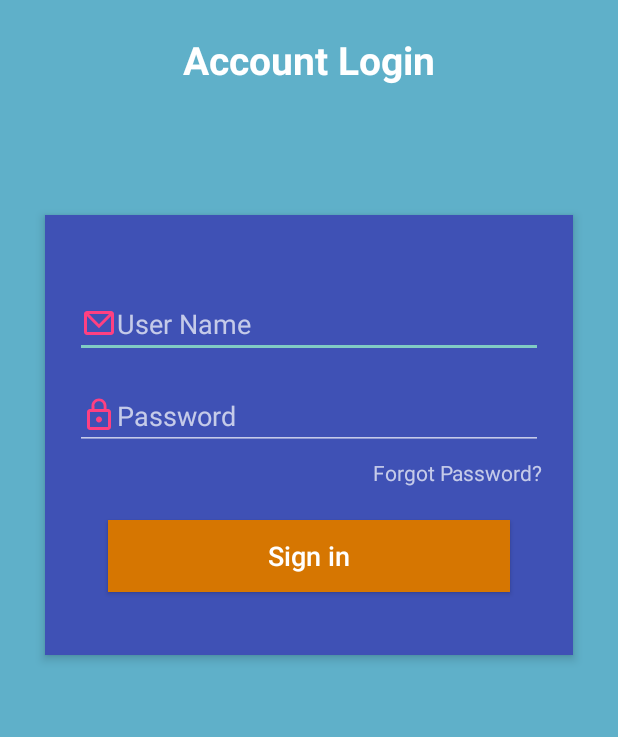
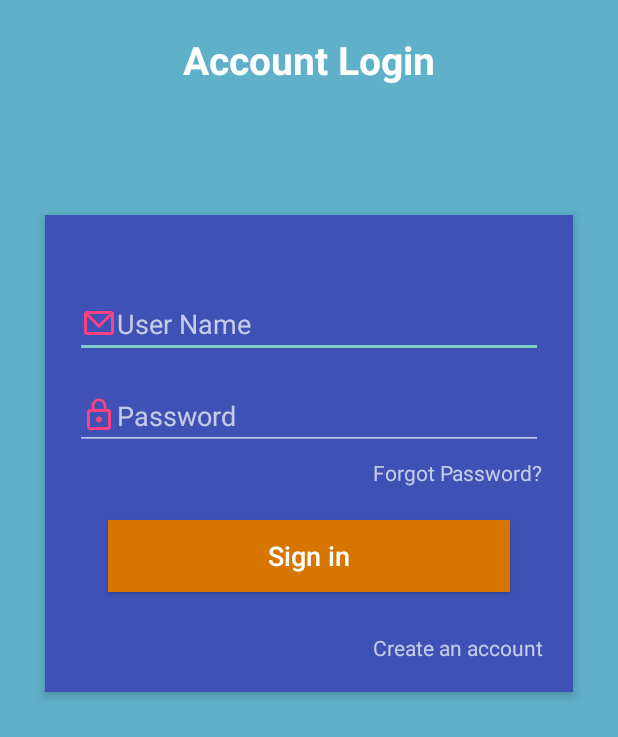
Before and after one commit to VuMinhHoang/quotelife, an Android app: the screen it shows after launch (LoginActivity), on a phone screen of 412 x 824 dp. Shown: the top 737 px of the screen. Run offline under Robolectric (Android 15) with nearby library versions, the phone set to English and light mode, and no system bars; our stand-ins replace EventBus, RxJava, Timber, data binding; libraries missing offline, so code that uses them is left out: com.facebook.stetho, me.leolin.shortcutbadger; 12 statements that could not run were skipped.

Commit message:
Add link go to register scren from login

```diff
--- a/app/src/main/java/giavu/hoangvm/hh/activity/login/LoginNavigator.kt
+++ b/app/src/main/java/giavu/hoangvm/hh/activity/login/LoginNavigator.kt
@@ -9,6 +9,7 @@ import giavu.hoangvm.hh.model.LoginResponse
  */
 interface LoginNavigator {
     fun toLogin(response: LoginResponse)
+    fun toRegister()
     fun toShowError(error: ResponseError)
     fun showProgress()
     fun hideProgress()
--- a/app/src/main/java/giavu/hoangvm/hh/activity/login/LoginViewModel.kt
+++ b/app/src/main/java/giavu/hoangvm/hh/activity/login/LoginViewModel.kt
@@ -78,6 +78,10 @@ class LoginViewModel(application: Application) : AndroidViewModel(application) {
                 .addTo(compositeDisposable = compositeDisposable)
     }
 
+    fun register() {
+        navigator.toRegister()
+    }
+
     fun subscribeCredentialResult(credentialResult: CredentialResult) {
         _username.value = credentialResult.id
         _password.value = credentialResult.password
--- a/app/src/main/java/giavu/hoangvm/hh/validation/ValidationPattern.kt
+++ b/app/src/main/java/giavu/hoangvm/hh/validation/ValidationPattern.kt
@@ -12,5 +12,5 @@ object ValidationPattern {
             "\\A\\s*[^@\\s]{1,64}" + "\\@" + "((?:[-\\p{L}\\d]+\\.)+\\p{L}{2,})\\s*\\z"
     )
     val KANA_NAME = Pattern.compile("\\A[ァ-ー\\s]{1,20}\\z")
-    val PASSWORD = Pattern.compile("\\w{6,20}$")
+    val PASSWORD = Pattern.compile("\\{6,20}$")
 }
--- a/app/src/main/res/layout/activity_login.xml
+++ b/app/src/main/res/layout/activity_login.xml
@@ -84,7 +84,15 @@
                 android:onClick="@{() -> viewModel.login()}"
                 android:textColor="#fff"
                 android:textSize="18sp" />
+
+            <TextView
+                android:layout_width="wrap_content"
+                android:layout_height="wrap_content"
+                android:layout_gravity="right"
+                android:paddingTop="5dp"
+                android:onClick="@{() -> viewModel.register()}"
+                android:text="Create an account" />
         </LinearLayout>
-    </RelativeLayout>∂
+    </RelativeLayout>
 </RelativeLayout>
 </layout>
```
Also changed, not shown: app/src/main/java/giavu/hoangvm/hh/activity/login/LoginActivity.kt (+10 -3 lines).
